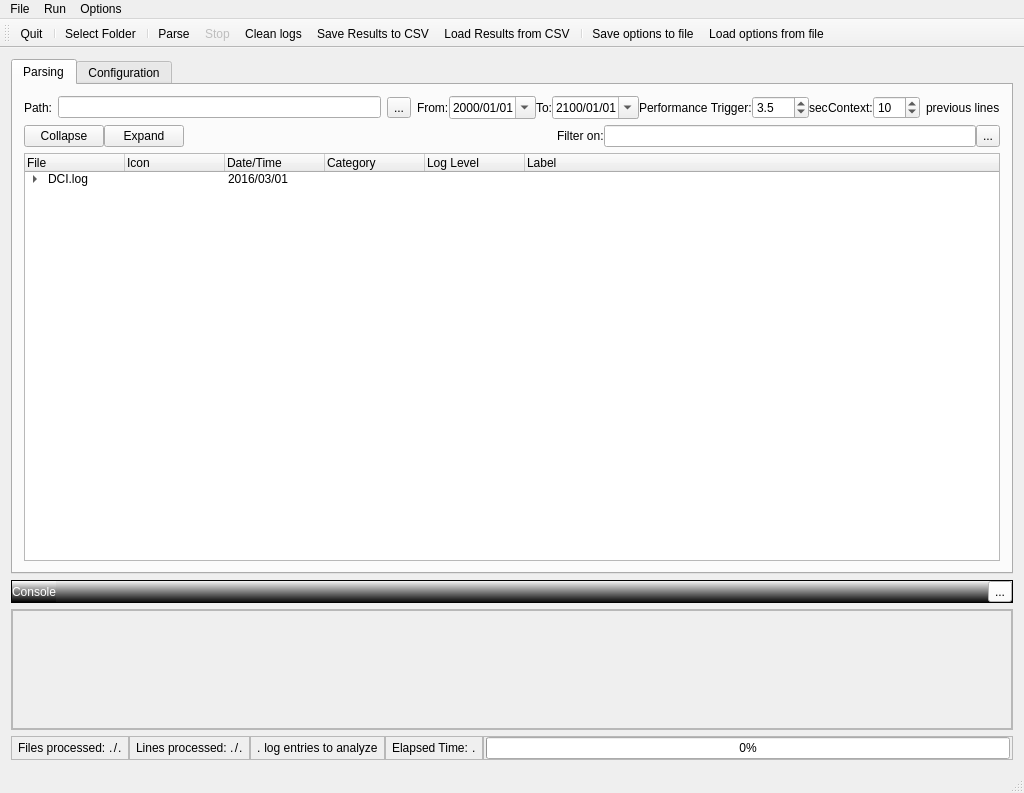
The window that LogParserGUI/mainwindow.ui (rubi-rock/LogParserLib) describes before a commit, drawn with Qt 5.
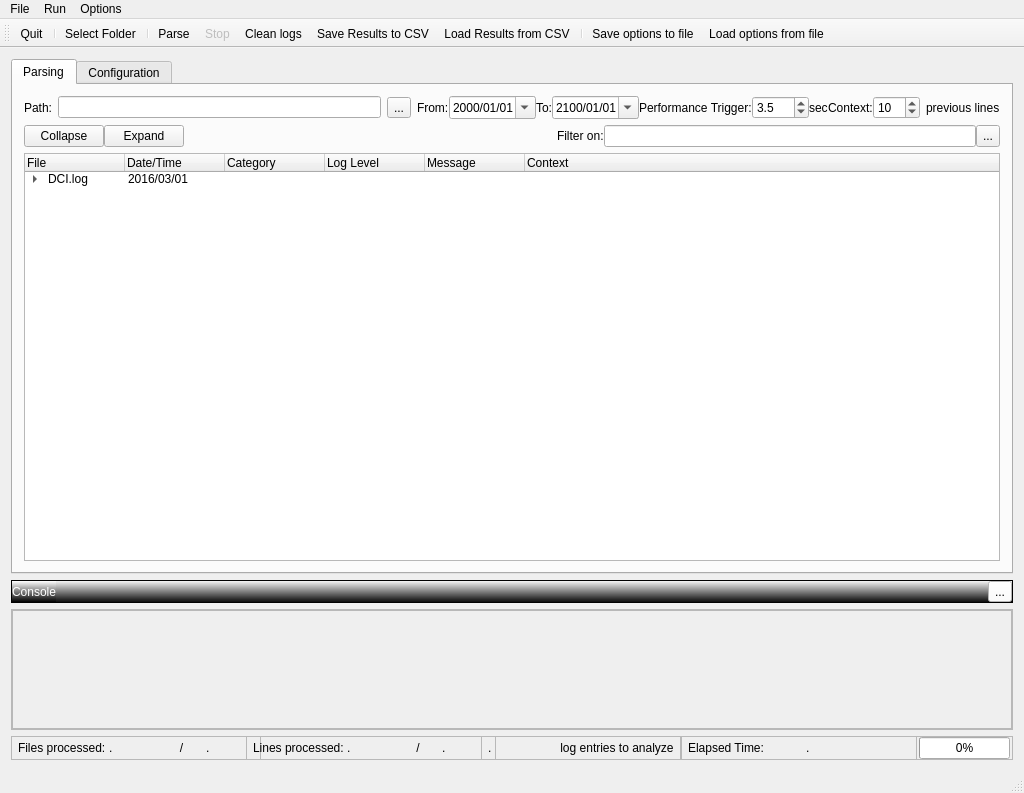
The same window after the commit. Icons and pictures are not drawn.

The edit to the form file:
```diff
--- a/LogParserGUI/mainwindow.ui
+++ b/LogParserGUI/mainwindow.ui
@@ -281,11 +281,6 @@
             <string>File</string>
            </property>
           </column>
-          <column>
-           <property name="text">
-            <string>Icon</string>
-           </property>
-          </column>
           <column>
            <property name="text">
             <string>Date/Time</string>
@@ -303,7 +298,12 @@
           </column>
           <column>
            <property name="text">
-            <string>Label</string>
+            <string>Message</string>
+           </property>
+          </column>
+          <column>
+           <property name="text">
+            <string>Context</string>
            </property>
           </column>
           <item>
@@ -314,9 +314,6 @@
             <iconset resource="icons.qrc">
              <normaloff>:/icons/folder_search_32.png</normaloff>:/icons/folder_search_32.png</iconset>
            </property>
-           <property name="text">
-            <string/>
-           </property>
            <property name="text">
             <string>2016/03/01</string>
            </property>
@@ -329,6 +326,9 @@
            <property name="text">
             <string/>
            </property>
+           <property name="text">
+            <string/>
+           </property>
            <item>
             <property name="text">
              <string>#1</string>
@@ -337,9 +337,6 @@
              <iconset resource="icons.qrc">
               <normaloff>:/icons/delete_24.png</normaloff>:/icons/delete_24.png</iconset>
             </property>
-            <property name="text">
-             <string/>
-            </property>
             <property name="text">
              <string>18:34</string>
             </property>
@@ -352,6 +349,9 @@
             <property name="text">
              <string>RDP Session Terminated by windows</string>
             </property>
+            <property name="text">
+             <string/>
+            </property>
            </item>
           </item>
          </widget>
@@ -675,6 +675,12 @@
       </property>
       <item>
        <widget class="QFrame" name="frame_files">
+        <property name="minimumSize">
+         <size>
+          <width>250</width>
+          <height>0</height>
+         </size>
+        </property>
         <property name="frameShape">
          <enum>QFrame::StyledPanel</enum>
         </property>
@@ -736,6 +742,12 @@
       </item>
       <item>
        <widget class="QFrame" name="frame_lines">
+        <property name="minimumSize">
+         <size>
+          <width>250</width>
+          <height>0</height>
+         </size>
+        </property>
         <property name="frameShape">
          <enum>QFrame::StyledPanel</enum>
         </property>
@@ -797,6 +809,12 @@
       </item>
       <item>
        <widget class="QFrame" name="frame_log_entries">
+        <property name="minimumSize">
+         <size>
+          <width>200</width>
+          <height>0</height>
+         </size>
+        </property>
         <property name="frameShape">
          <enum>QFrame::StyledPanel</enum>
         </property>
@@ -834,14 +852,16 @@
           </widget>
          </item>
         </layout>
-        <zorder>progressBar</zorder>
-        <zorder>frame_elapsed_time</zorder>
-        <zorder>lbl_log_entries_count</zorder>
-        <zorder>label_15</zorder>
        </widget>
       </item>
       <item>
        <widget class="QFrame" name="frame_elapsed_time">
+        <property name="minimumSize">
+         <size>
+          <width>250</width>
+          <height>0</height>
+         </size>
+        </property>
         <property name="frameShape">
          <enum>QFrame::StyledPanel</enum>
         </property>
@@ -918,7 +938,6 @@
    <zorder>tabWidget_General</zorder>
    <zorder>frame_console</zorder>
    <zorder>frame_console_titlebar</zorder>
-   <zorder>horizontalLayoutWidget</zorder>
   </widget>
   <widget class="QMenuBar" name="menuBar">
    <property name="geometry">
```
